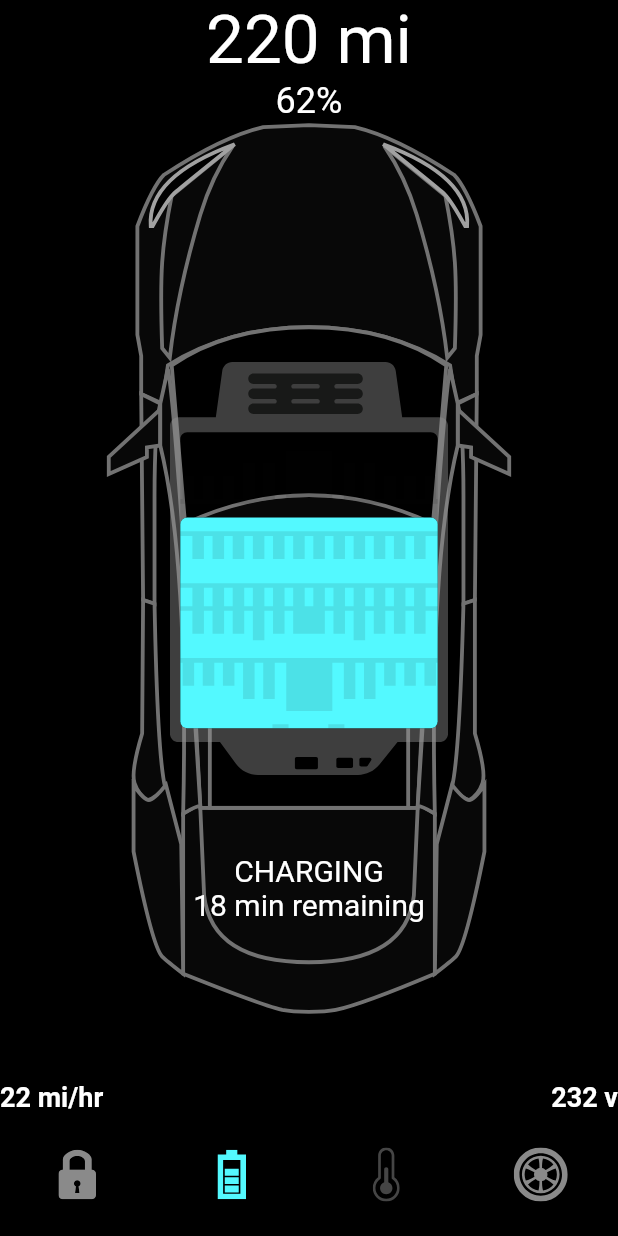
After one commit to abuanwar072/Animated-Tesla-Car-App-using-Flutter, a Flutter app: the screen it shows after launch, item 2 of the bottom bar chosen, on a phone screen of 412 x 824 dp. The commit adds this screen. Run offline on Flutter 3.47's test engine with Material 2 defaults, Android fonts, the phone set to English and light mode, and no system bars; our stand-ins replace flutter_svg.

Commit message:
episode 2 done

```diff
--- a/lib/home_controller.dart
+++ b/lib/home_controller.dart
@@ -1,7 +1,12 @@
 import 'package:flutter/material.dart';
 
 class HomeController extends ChangeNotifier {
-  // we use HomeController for logical part
+  int selectedBottomTab = 0;
+
+  void onBottomNavigationTabChange(int index) {
+    selectedBottomTab = index;
+    notifyListeners();
+  }
 
   bool isRightDoorLock = true;
   bool isLeftDoorLock = true;
--- /dev/null
+++ b/lib/screens/components/battery_status.dart
@@ -0,0 +1,55 @@
+import 'package:flutter/material.dart';
+
+import '../../constanins.dart';
+
+class BatteryStatus extends StatelessWidget {
+  const BatteryStatus({
+    Key? key,
+    required this.constrains,
+  }) : super(key: key);
+
+  final BoxConstraints constrains;
+
+  @override
+  Widget build(BuildContext context) {
+    return Column(
+      children: [
+        Text(
+          "220 mi",
+          style: Theme.of(context)
+              .textTheme
+              .headline3!
+              .copyWith(color: Colors.white),
+        ),
+        Text(
+          "62%",
+          style: TextStyle(fontSize: 24),
+        ),
+        Spacer(),
+        Text(
+          "Charging".toUpperCase(),
+          style: TextStyle(fontSize: 20),
+        ),
+        Text(
+          "18 min remaining",
+          style: TextStyle(fontSize: 20),
+        ),
+        SizedBox(height: constrains.maxHeight * 0.14),
+        DefaultTextStyle(
+          style: TextStyle(
+            fontSize: 18,
+            fontWeight: FontWeight.bold,
+          ),
+          child: Row(
+            mainAxisAlignment: MainAxisAlignment.spaceBetween,
+            children: [
+              Text("22 mi/hr"),
+              Text("232 v"),
+            ],
+          ),
+        ),
+        const SizedBox(height: defaultPadding),
+      ],
+    );
+  }
+}
--- a/lib/screens/home_screen.dart
+++ b/lib/screens/home_screen.dart
@@ -1,28 +1,80 @@
 import 'package:flutter/material.dart';
+import 'package:flutter/widgets.dart';
 import 'package:flutter_svg/svg.dart';
 import 'package:tesla_animated_app/constanins.dart';
 import 'package:tesla_animated_app/home_controller.dart';
 
+import 'components/battery_status.dart';
 import 'components/door_lock.dart';
 import 'components/tesla_bottom_navigationbar.dart';
 
-// Next Episode show you the battery tab animation
-// Thank you!
-
-class HomeScreen extends StatelessWidget {
+class HomeScreen extends StatefulWidget {
   HomeScreen({Key? key}) : super(key: key);
 
+  @override
+  State<HomeScreen> createState() => _HomeScreenState();
+}
+
+class _HomeScreenState extends State<HomeScreen>
+    with SingleTickerProviderStateMixin {
   final HomeController _controller = HomeController();
+
+  late AnimationController _batteryAnimationController;
+  late Animation<double> _animationBattery;
+  late Animation<double> _animationBatteryStatus;
+
+  // Thanks for watching Episode 2
+  // On Episode 3 we will show you how you can make this
+
+  void setupBatteryAnimation() {
+    _batteryAnimationController = AnimationController(
+      vsync: this,
+      duration: Duration(milliseconds: 600),
+    );
+
+    _animationBattery = CurvedAnimation(
+      parent: _batteryAnimationController,
+      // Here the animation end on 0.5
+      // it ends on 300 milliseconds
+      curve: Interval(0.0, 0.5),
+    );
+
+    _animationBatteryStatus = CurvedAnimation(
+      parent: _batteryAnimationController,
+      // After a delay we start this animation
+      // after 60 milliseconds delay it start
+      // so it start at 360 and end on 600 milliseconds
+      curve: Interval(0.6, 1),
+    );
+  }
+
+  @override
+  void initState() {
+    setupBatteryAnimation();
+    super.initState();
+  }
+
+  @override
+  void dispose() {
+    _batteryAnimationController.dispose();
+    super.dispose();
+  }
 
   @override
   Widget build(BuildContext context) {
     return AnimatedBuilder(
-        animation: _controller,
+        animation: Listenable.merge([_controller, _batteryAnimationController]),
         builder: (context, _) {
           return Scaffold(
             bottomNavigationBar: TeslaBottomNavigationBar(
-              onTap: (index) {},
-              selectedTab: 0,
+              onTap: (index) {
+                if (index == 1)
+                  _batteryAnimationController.forward();
+                else if (_controller.selectedBottomTab == 1 && index != 1)
+                  _batteryAnimationController.reverse(from: 0.7);
+                _controller.onBottomNavigationTabChange(index);
+              },
+              selectedTab: _controller.selectedBottomTab,
             ),
             body: SafeArea(
               child: LayoutBuilder(
@@ -39,35 +91,81 @@
                         ),
                       ),
                       // Door Locks
-                      Positioned(
-                        right: constrains.maxWidth * 0.05,
+                      AnimatedPositioned(
+                        duration: defaultDuration,
+                        right: _controller.selectedBottomTab == 0
+                            ? constrains.maxWidth * 0.05
+                            : constrains.maxWidth / 2,
+                        child: AnimatedOpacity(
+                          duration: defaultDuration,
+                          opacity: _controller.selectedBottomTab == 0 ? 1 : 0,
                           child: DoorLock(
                             isLock: _controller.isRightDoorLock,
                             press: _controller.updateRightDoorLock,
                           ),
                         ),
-                      Positioned(
-                        left: constrains.maxWidth * 0.05,
+                      ),
+                      AnimatedPositioned(
+                        duration: defaultDuration,
+                        left: _controller.selectedBottomTab == 0
+                            ? constrains.maxWidth * 0.05
+                            : constrains.maxWidth / 2,
+                        child: AnimatedOpacity(
+                          duration: defaultDuration,
+                          opacity: _controller.selectedBottomTab == 0 ? 1 : 0,
                           child: DoorLock(
                             isLock: _controller.isLeftDoorLock,
                             press: _controller.updateLeftDoorLock,
                           ),
                         ),
-                      Positioned(
-                        top: constrains.maxHeight * 0.13,
+                      ),
+                      AnimatedPositioned(
+                        duration: defaultDuration,
+                        top: _controller.selectedBottomTab == 0
+                            ? constrains.maxHeight * 0.13
+                            : constrains.maxHeight / 2,
+                        child: AnimatedOpacity(
+                          duration: defaultDuration,
+                          opacity: _controller.selectedBottomTab == 0 ? 1 : 0,
                           child: DoorLock(
                             isLock: _controller.isBonnetLock,
                             press: _controller.updateBonnetDoorLock,
                           ),
                         ),
-                      Positioned(
-                        bottom: constrains.maxHeight * 0.17,
+                      ),
+                      AnimatedPositioned(
+                        duration: defaultDuration,
+                        bottom: _controller.selectedBottomTab == 0
+                            ? constrains.maxHeight * 0.17
+                            : constrains.maxHeight / 2,
+                        child: AnimatedOpacity(
+                          duration: defaultDuration,
+                          opacity: _controller.selectedBottomTab == 0 ? 1 : 0,
                           child: DoorLock(
                             isLock: _controller.isTrunkLock,
                             press: _controller.updateTrunkDoorLock,
                           ),
                         ),
-                      // See how easy it is
+                      ),
+
+                      // Battery
+                      Opacity(
+                        opacity: _animationBattery.value,
+                        child: SvgPicture.asset(
+                          "assets/icons/Battery.svg",
+                          width: constrains.maxWidth * 0.45,
+                        ),
+                      ),
+
+                      Positioned(
+                        top: 50 * (1 - _animationBatteryStatus.value),
+                        height: constrains.maxHeight,
+                        width: constrains.maxWidth,
+                        child: Opacity(
+                          opacity: _animationBatteryStatus.value,
+                          child: BatteryStatus(constrains: constrains),
+                        ),
+                      )
                     ],
                   );
                 },
```
Lines whose indentation alone changed are shown as unchanged.
